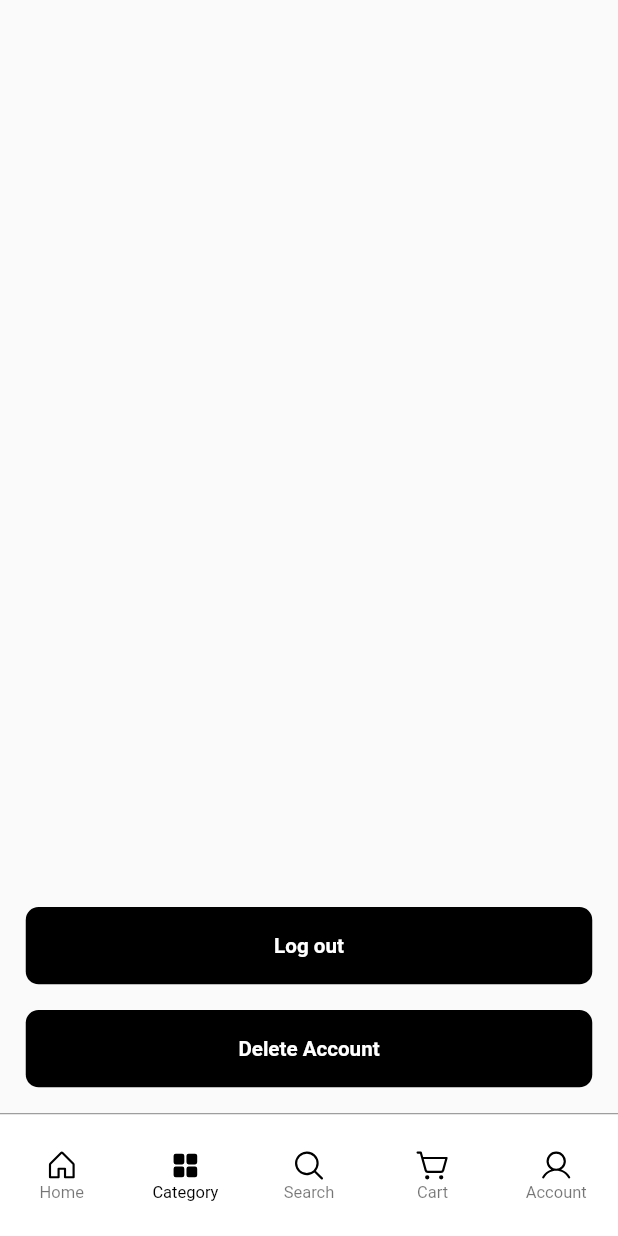
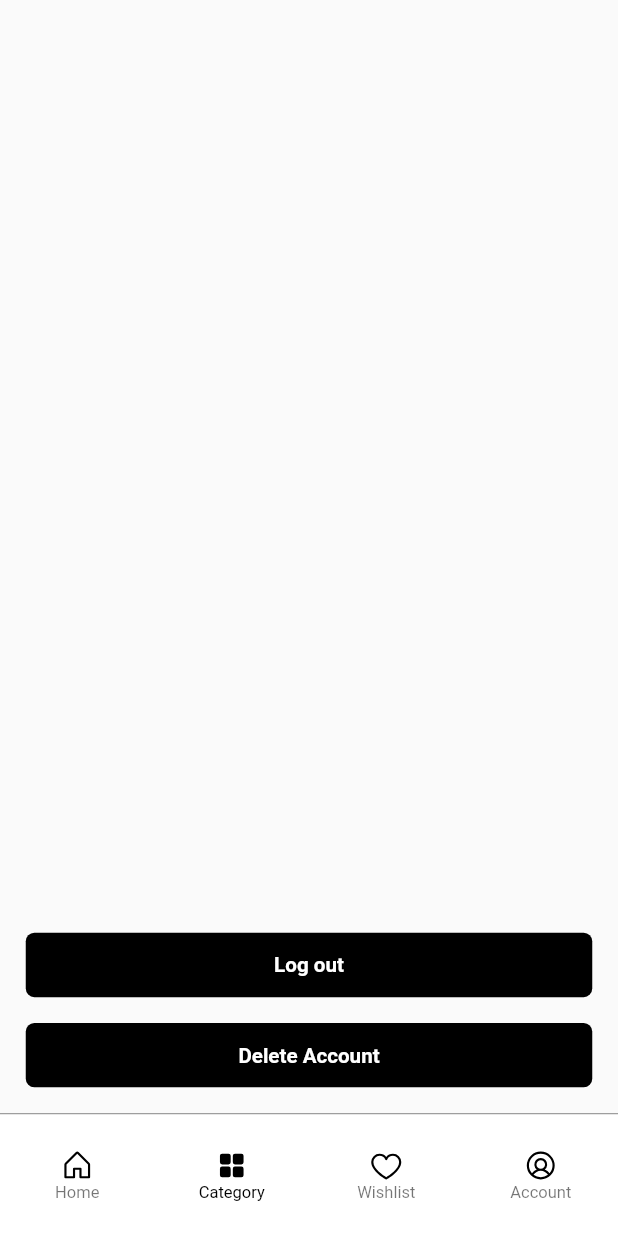
Before and after one commit to samarthasthan/ecommerceapp, a Flutter app: the screen it shows after launch, item 2 of the bottom bar chosen, after a tap on "Delete Account", on a phone screen of 412 x 824 dp. Run offline on Flutter 3.47's test engine with Material 2 defaults, Android fonts, the phone set to English and light mode, and no system bars; our stand-ins replace auto_size_text, cached_network_image, carousel_slider, flutter_keyboard_visibility, flutter_screenutil, get and 1 more; missing offline and left inert: api_cache_manager; network calls fail; statements that could not run were skipped.

Commit message:
account page frontend

```diff
--- a/lib/controllers/token_verify.dart
+++ b/lib/controllers/token_verify.dart
@@ -1,3 +1,5 @@
+// ignore_for_file: depend_on_referenced_packages
+
 import 'package:api_cache_manager/utils/cache_manager.dart';
 import 'package:ecommerceapp/constants.dart';
 import 'package:get/get.dart';
@@ -12,7 +14,6 @@ class TokenVerify extends GetxController {
 
     var url = Uri.parse(baseUrl + verifyTokenUrl);
     var res = await http.get(url, headers: headers);
-    print(res.statusCode);
     if (res.statusCode != 200) {
       return false;
     } else {
--- a/lib/main_menu.dart
+++ b/lib/main_menu.dart
@@ -1,4 +1,5 @@
 import 'package:ecommerceapp/constants.dart';
+import 'package:ecommerceapp/views/account_page.dart';
 import 'package:ecommerceapp/views/home_page.dart';
 import 'package:ecommerceapp/views/profile_page.dart';
 import 'package:flutter/material.dart';
@@ -22,8 +23,7 @@ class _MainMenuState extends State<MainMenu> {
     const HomePage(),
     const ProfilePage(),
     const ProfilePage(),
-    const ProfilePage(),
-    const ProfilePage(),
+    const AccountPage(),
   ];
 
   @override
@@ -94,31 +94,21 @@ class _MainMenuState extends State<MainMenu> {
                   label: "Category"),
               BottomNavigationBarItem(
                   icon: PhosphorIcon(
-                    PhosphorIcons.regular.magnifyingGlass,
+                    PhosphorIcons.regular.heart,
                     color: blackColor,
                   ),
                   activeIcon: PhosphorIcon(
-                    PhosphorIcons.fill.magnifyingGlass,
+                    PhosphorIcons.fill.heart,
                     color: blackColor,
                   ),
-                  label: "Search"),
+                  label: "Wishlist"),
               BottomNavigationBarItem(
                   icon: PhosphorIcon(
-                    PhosphorIcons.regular.shoppingCartSimple,
+                    PhosphorIcons.regular.userCircle,
                     color: blackColor,
                   ),
                   activeIcon: PhosphorIcon(
-                    PhosphorIcons.fill.shoppingCartSimple,
-                    color: blackColor,
-                  ),
-                  label: "Cart"),
-              BottomNavigationBarItem(
-                  icon: PhosphorIcon(
-                    PhosphorIcons.regular.user,
-                    color: blackColor,
-                  ),
-                  activeIcon: PhosphorIcon(
-                    PhosphorIcons.fill.user,
+                    PhosphorIcons.fill.userCircle,
                     color: blackColor,
                   ),
                   label: "Account"),
--- /dev/null
+++ b/lib/views/account_page.dart
@@ -0,0 +1,224 @@
+// ignore_for_file: non_constant_identifier_names, use_build_context_synchronously
+
+import 'package:api_cache_manager/utils/cache_manager.dart';
+import 'package:cached_network_image/cached_network_image.dart';
+import 'package:ecommerceapp/constants.dart';
+import 'package:ecommerceapp/controllers/delete_account_controller.dart';
+import 'package:ecommerceapp/controllers/nagivation_animations/up_down_navigation.dart';
+import 'package:ecommerceapp/views/boarding/onboard_page.dart';
+import 'package:ecommerceapp/views/widgets/buttons/basic_text_button.dart';
+import 'package:ecommerceapp/views/widgets/texts/big_heading.dart';
+import 'package:ecommerceapp/views/widgets/texts/paragraph.dart';
+import 'package:flutter/material.dart';
+import 'package:flutter_screenutil/flutter_screenutil.dart';
+import 'package:phosphor_flutter/phosphor_flutter.dart';
+
+class AccountPage extends StatelessWidget {
+  const AccountPage({super.key});
+
+  @override
+  Widget build(BuildContext context) {
+    return Scaffold(
+      backgroundColor: whiteColor,
+      appBar: AppBar(
+        centerTitle: false,
+        backgroundColor: whiteColor,
+        elevation: 1,
+        title: Paragraph(
+          text: "My Account",
+          color: blackColor,
+          weight: FontWeight.bold,
+        ),
+      ),
+      body: SingleChildScrollView(
+        child: Column(
+          children: [
+            Padding(
+              padding: EdgeInsets.all(padding),
+              child: Row(
+                mainAxisAlignment: MainAxisAlignment.start,
+                crossAxisAlignment: CrossAxisAlignment.center,
+                children: [
+                  ClipRRect(
+                    borderRadius: BorderRadius.circular(2000.sp),
+                    child: CachedNetworkImage(
+                      imageUrl: 'https://placehold.co/200x200/png?text=SA',
+                      height: 70.h,
+                    ),
+                  ),
+                  SizedBox(
+                    width: padding,
+                  ),
+                  Column(
+                    crossAxisAlignment: CrossAxisAlignment.start,
+                    children: [
+                      BigHeading(
+                        text: 'Samarth Asthan',
+                        weight: FontWeight.bold,
+                        size: padding,
+                      ),
+                      Paragraph(
+                        text: 'samarthasthan27@gmail.com',
+                      ),
+                      Paragraph(
+                        text: '+91 9557037766',
+                      ),
+                    ],
+                  ),
+                  Padding(
+                    padding: EdgeInsets.only(
+                        bottom: padding * 2, left: padding * 1.5),
+                    child: Row(
+                      children: [
+                        Paragraph(
+                          text: 'Edit',
+                          color: lightBlue,
+                        ),
+                        SizedBox(width: padding / 8),
+                        Icon(
+                          PhosphorIcons.regular.pencilSimple,
+                          size: padding,
+                          color: lightBlue,
+                        ),
+                      ],
+                    ),
+                  )
+                ],
+              ),
+            ),
+            const Padding(
+              padding: EdgeInsets.symmetric(horizontal: 8),
+              child: Divider(),
+            ),
+            AccountPageItems(
+              title: 'Orders',
+              description: 'Find order updates, return & cancellations',
+              icon: PhosphorIcons.regular.cube,
+            ),
+            AccountPageItems(
+              title: 'Rate my orders',
+              description: 'Help other shoppers',
+              icon: PhosphorIcons.regular.star,
+            ),
+            AccountPageItems(
+              title: 'Wishlist',
+              description: 'Save & view your favourites here',
+              icon: PhosphorIcons.regular.heart,
+            ),
+            AccountPageItems(
+              title: 'Chat with us',
+              description:
+                  'Chat assistance for orders, refunds & cancellations',
+              icon: PhosphorIcons.regular.chatCircle,
+            ),
+            AccountPageItems(
+              title: 'Help Center',
+              description: 'Raise a concern or read our FAQs',
+              icon: PhosphorIcons.regular.info,
+            ),
+            AccountPageItems(
+              title: 'Profile',
+              description: 'Manage your profile information',
+              icon: PhosphorIcons.regular.user,
+            ),
+            AccountPageItems(
+              title: 'Addresses',
+              description: 'Manage your addresses here',
+              icon: PhosphorIcons.regular.houseLine,
+            ),
+            AccountPageItems(
+              title: 'Payments methods',
+              description: 'Manage your saved payments methods',
+              icon: PhosphorIcons.regular.creditCard,
+            ),
+            Padding(
+              padding: EdgeInsets.symmetric(horizontal: padding),
+              child: Column(
+                children: [
+                  GestureDetector(
+                    onTap: () {
+                      APICacheManager().deleteCache('login_token');
+                      UpDownNavigation()
+                          .navigateToPage(context, page: StartPage());
+                    },
+                    child: BasicTextButton(
+                      text: "Log out",
+                      textColor: whiteColor,
+                      backgroundColor: blackColor,
+                    ),
+                  ),
+                  SizedBox(
+                    height: padding,
+                  ),
+                  GestureDetector(
+                    onTap: () async {
+                      await DeleteAccount().delete();
+                      UpDownNavigation()
+                          .navigateToPage(context, page: StartPage());
+                    },
+                    child: BasicTextButton(
+                      text: "Delete Account",
+                      textColor: whiteColor,
+                      backgroundColor: blackColor,
+                    ),
+                  )
+                ],
+              ),
+            ),
+            SizedBox(
+              height: padding,
+            )
+          ],
+        ),
+      ),
+    );
+  }
+}
+
+// ignore: must_be_immutable
+class AccountPageItems extends StatelessWidget {
+  AccountPageItems(
+      {super.key,
+      required this.icon,
+      required this.title,
+      required this.description});
+
+  IconData icon;
+  String title;
+  String description;
+
+  @override
+  Widget build(BuildContext context) {
+    return Padding(
+      padding:
+          EdgeInsets.symmetric(horizontal: padding, vertical: padding / 1.3),
+      child: Column(
+        children: [
+          Row(
+            mainAxisAlignment: MainAxisAlignment.spaceBetween,
+            crossAxisAlignment: CrossAxisAlignment.start,
+            children: [
+              Column(
+                crossAxisAlignment: CrossAxisAlignment.start,
+                mainAxisAlignment: MainAxisAlignment.spaceBetween,
+                children: [
+                  Paragraph(
+                    text: title,
+                    weight: FontWeight.bold,
+                  ),
+                  Paragraph(
+                    text: description,
+                  ),
+                ],
+              ),
+              Icon(
+                icon,
+              ),
+            ],
+          ),
+          const Divider()
+        ],
+      ),
+    );
+  }
+}
--- /dev/null
+++ b/lib/views/cart_page.dart
@@ -0,0 +1,25 @@
+import 'package:ecommerceapp/constants.dart';
+import 'package:ecommerceapp/views/widgets/texts/paragraph.dart';
+import 'package:flutter/material.dart';
+
+class CartPage extends StatelessWidget {
+  const CartPage({super.key});
+
+  @override
+  Widget build(BuildContext context) {
+    return Scaffold(
+      backgroundColor: whiteColor,
+      appBar: AppBar(
+        elevation: 1,
+        centerTitle: false,
+        iconTheme: IconThemeData(color: blackColor),
+        backgroundColor: whiteColor,
+        title: Paragraph(
+          text: 'Cart',
+          weight: FontWeight.bold,
+          color: blackColor,
+        ),
+      ),
+    );
+  }
+}
--- a/lib/views/home_page.dart
+++ b/lib/views/home_page.dart
@@ -6,8 +6,10 @@ import 'package:ecommerceapp/constants.dart';
 import 'package:ecommerceapp/controllers/home_page_contoller.dart';
 // ignore: unused_import
 import 'package:ecommerceapp/controllers/main_menu_controller.dart';
+import 'package:ecommerceapp/controllers/nagivation_animations/up_down_navigation.dart';
 import 'package:ecommerceapp/models/homepage/home_page_widgets.dart';
 import 'package:ecommerceapp/models/homepage/home_page_model.dart';
+import 'package:ecommerceapp/views/cart_page.dart';
 import 'package:ecommerceapp/views/widgets/texts/big_heading.dart';
 import 'package:ecommerceapp/views/widgets/texts/paragraph.dart';
 import 'package:flutter/cupertino.dart';
@@ -41,22 +43,28 @@ class _HomePageState extends State<HomePage>
           ),
           actions: [
             PhosphorIcon(
-              PhosphorIcons.regular.bell,
+              PhosphorIcons.regular.magnifyingGlass,
               color: blackColor,
             ),
             SizedBox(
-              width: padding / 2,
+              width: padding,
             ),
-            PhosphorIcon(
-              PhosphorIcons.regular.heart,
-              color: blackColor,
+            GestureDetector(
+              child: PhosphorIcon(
+                PhosphorIcons.regular.shoppingCartSimple,
+                color: blackColor,
+              ),
+              onTap: () {
+                UpDownNavigation()
+                    .navigateToPage(context, page: const CartPage());
+              },
             ),
             SizedBox(
               width: padding,
             )
           ],
-          elevation: 0,
-          toolbarHeight: 40,
+          elevation: 1,
+          // toolbarHeight: 40,
         ),
         body: FutureBuilder(
             future: homePageController.getHomePage(),
--- a/lib/views/widgets/buttons/basic_text_button.dart
+++ b/lib/views/widgets/buttons/basic_text_button.dart
@@ -13,10 +13,10 @@ class BasicTextButton extends StatelessWidget {
   Widget build(BuildContext context) {
     return Container(
         width: double.infinity,
-        height: padding * 3,
+        height: padding * 2.5,
         decoration: BoxDecoration(
             color: backgroundColor,
-            borderRadius: BorderRadius.circular(padding / 2)),
+            borderRadius: BorderRadius.circular(padding / 3)),
         child: Center(
           child: Paragraph(
             text: text,
```
